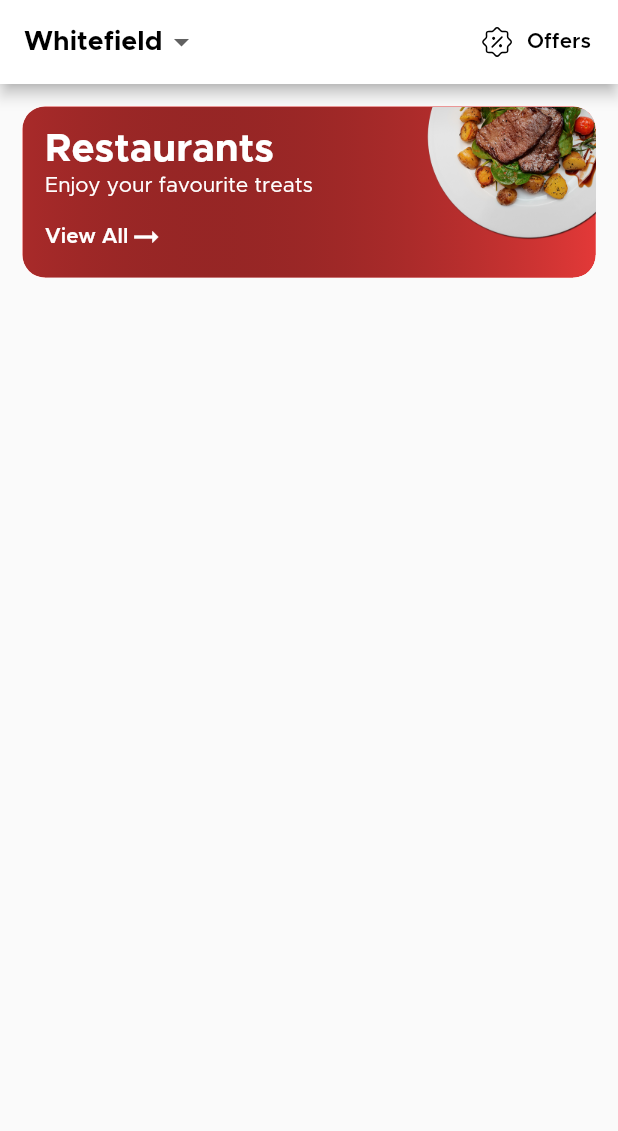
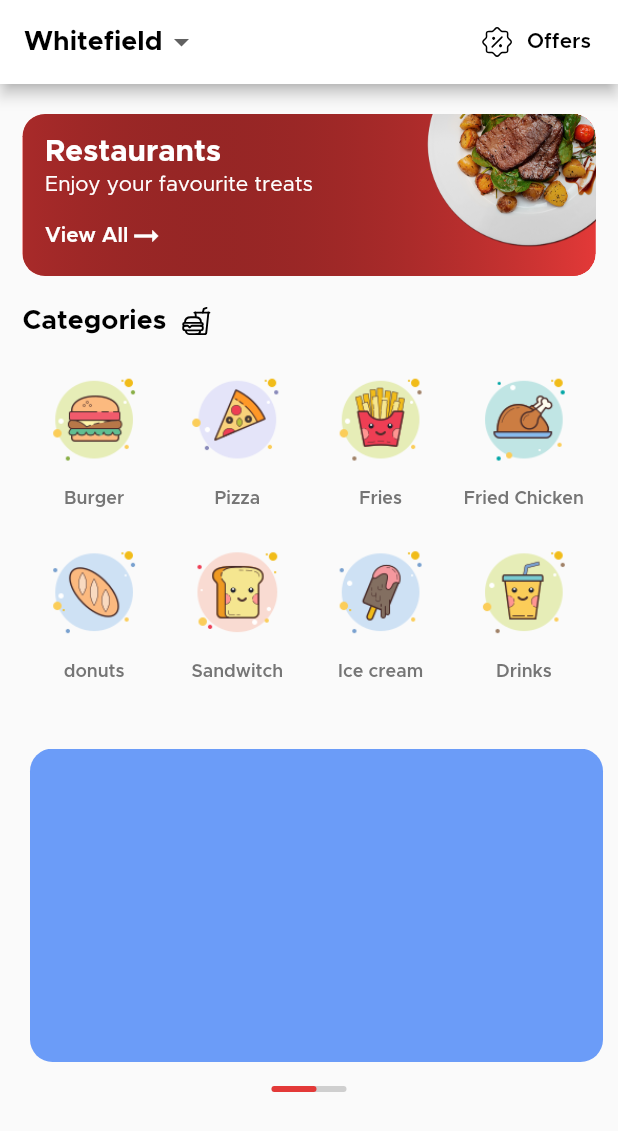
Before and after one commit to amrith-nath/Food-delivery-app, a Flutter app: the screen it shows after launch, on a phone screen of 412 x 824 dp. Shown: the top 1131 px of the screen. Run offline on Flutter 3.47's test engine with Material 2 defaults, Android fonts, the phone set to English and light mode, and no system bars; drawn by our look-alikes of card_swiper; our stand-ins replace carousel_slider, flutter_svg.

Commit message:
models added

```diff
--- a/lib/core/constants/constants.dart
+++ b/lib/core/constants/constants.dart
@@ -1,6 +1,12 @@
 import 'package:flutter/material.dart';
 
+//size
 const kWidth = SizedBox(width: 10);
 const kheight = SizedBox(height: 5);
 const kheight15 = SizedBox(height: 15);
 const kheight20 = SizedBox(height: 20);
+const kheight40 = SizedBox(height: 40);
+
+//padding
+
+const kPaddingH = EdgeInsets.symmetric(horizontal: 15.0);
--- a/lib/core/fonts/fonts.dart
+++ b/lib/core/fonts/fonts.dart
@@ -26,7 +26,7 @@ class KFont {
   static const h2White = TextStyle(
     color: kWhite,
     fontFamily: 'Metropolis',
-    fontWeight: FontWeight.w800,
+    fontWeight: FontWeight.w700,
     fontSize: 20,
   );
 
@@ -70,6 +70,21 @@ class KFont {
     fontWeight: FontWeight.w400,
     fontSize: 14,
   );
+
+  static const regularGrey = TextStyle(
+    color: kGrey,
+    fontFamily: 'Metropolis',
+    fontWeight: FontWeight.w400,
+    fontSize: 14,
+  );
+
+  static final smallGrey = TextStyle(
+    color: Colors.grey.shade600,
+    fontFamily: 'Metropolis',
+    fontWeight: FontWeight.w600,
+    fontSize: 12,
+  );
+
   static const regularWhite = TextStyle(
     color: kWhite,
     fontFamily: 'Metropolis',
--- a/lib/core/icons/icons.dart
+++ b/lib/core/icons/icons.dart
@@ -4,4 +4,8 @@ class KIcon {
   static final offer = SvgPicture.asset('assets/svgs/discount.svg');
 
   static final loaction = SvgPicture.asset('assets/svgs/location.svg');
+
+  static final fastFood = SvgPicture.asset(
+    'assets/svgs/fast-food-outline.svg',
+  );
 }
--- /dev/null
+++ b/lib/models/banner_model.dart
@@ -0,0 +1,39 @@
+// ignore_for_file: public_member_api_docs, sort_constructors_first
+import 'package:flutter/material.dart';
+import 'package:food_test_ui/core/colors/colors.dart';
+
+class BannerModel {
+  String mainTitle;
+  String title;
+  String subtitle;
+  String buttonText;
+  String image;
+  Color color;
+  BannerModel({
+    required this.mainTitle,
+    required this.title,
+    required this.subtitle,
+    required this.buttonText,
+    required this.image,
+    required this.color,
+  });
+
+  static final List<BannerModel> list = [
+    BannerModel(
+      mainTitle: 'GRAB',
+      title: '60% OFF',
+      subtitle: 'Relish on flavoursome cusins & delight from top eateries',
+      buttonText: 'EXPLORE NOW',
+      image: '',
+      color: kBlue,
+    ),
+    BannerModel(
+      mainTitle: 'FREE',
+      title: '20% OFF',
+      subtitle: 'Relish on flavoursome cusins & delight from top eateries',
+      buttonText: 'CLAIM OFFER',
+      image: '',
+      color: kRed,
+    )
+  ];
+}
--- /dev/null
+++ b/lib/models/category_model.dart
@@ -0,0 +1,17 @@
+class Categories {
+  String image;
+  String name;
+
+  Categories({required this.image, required this.name});
+
+  static List<Categories> list = [
+    Categories(image: 'assets/images/burger.png', name: 'Burger'),
+    Categories(image: 'assets/images/pizza.png', name: 'Pizza'),
+    Categories(image: 'assets/images/fries.png', name: 'Fries'),
+    Categories(image: 'assets/images/chicken.png', name: 'Fried Chicken'),
+    Categories(image: 'assets/images/bread.png', name: 'donuts'),
+    Categories(image: 'assets/images/sandwich.png', name: 'Sandwitch'),
+    Categories(image: 'assets/images/ice_cream.png', name: 'Ice cream'),
+    Categories(image: 'assets/images/soda.png', name: 'Drinks'),
+  ];
+}
--- a/lib/screens/home/screen_home.dart
+++ b/lib/screens/home/screen_home.dart
@@ -1,10 +1,13 @@
-import 'package:flutter/foundation.dart';
+import 'package:card_swiper/card_swiper.dart';
+import 'package:carousel_slider/carousel_slider.dart';
 import 'package:flutter/material.dart';
 import 'package:food_test_ui/core/colors/colors.dart';
 import 'package:food_test_ui/core/constants/constants.dart';
 import 'package:food_test_ui/core/fonts/fonts.dart';
 import 'package:food_test_ui/core/icons/icons.dart';
 
+import 'widgets/banner_widget.dart';
+import 'widgets/category_widget.dart';
 import 'widgets/hero_widget.dart';
 
 class ScreenHome extends StatelessWidget {
@@ -12,15 +15,57 @@ class ScreenHome extends StatelessWidget {
   static const items = ['Location'];
   @override
   Widget build(BuildContext context) {
+    var size = MediaQuery.of(context).size;
+
     return Scaffold(
       appBar: AppBar(title: dropDownWidget(), actions: appBarActions()),
-      body: Padding(
-        padding: const EdgeInsets.all(15.0),
-        child: ListView(
-          children: const [
-            HomeHeroWidget(),
-          ],
-        ),
+      body: ListView(
+        physics: BouncingScrollPhysics(),
+        children: [
+          kheight20,
+          const HomeHeroWidget(),
+          kheight20,
+          homeHeadingWidget(
+            title: 'Categories',
+            icon: KIcon.fastFood,
+          ),
+          kheight15,
+          const CategoryWidget(),
+          kheight40,
+          BannerWidget(),
+        ],
+      ),
+    );
+  }
+
+  Padding homeHeadingWidget(
+      {required String title, required Widget icon, String? trailing}) {
+    return Padding(
+      padding: kPaddingH,
+      child: Row(
+        mainAxisAlignment: MainAxisAlignment.spaceBetween,
+        children: [
+          Row(
+            mainAxisSize: MainAxisSize.min,
+            crossAxisAlignment: CrossAxisAlignment.center,
+            children: [
+              Text(
+                title,
+                style: KFont.h3,
+              ),
+              kWidth,
+              SizedBox(
+                height: 20,
+                width: 20,
+                child: Center(child: icon),
+              ),
+            ],
+          ),
+          Text(
+            trailing ?? '',
+            style: KFont.regular,
+          ),
+        ],
       ),
     );
   }
--- /dev/null
+++ b/lib/screens/home/widgets/banner_widget.dart
@@ -0,0 +1,78 @@
+import 'package:card_swiper/card_swiper.dart';
+import 'package:flutter/material.dart';
+import 'package:food_test_ui/models/banner_model.dart';
+
+import '../../../core/colors/colors.dart';
+import '../../../core/constants/constants.dart';
+
+class BannerWidget extends StatelessWidget {
+  const BannerWidget({
+    Key? key,
+  }) : super(key: key);
+
+  @override
+  Widget build(BuildContext context) {
+    var size = MediaQuery.of(context).size;
+    var bannerList = BannerModel.list;
+    return SizedBox(
+      height: size.width / 1.8,
+      child: Swiper(
+        itemBuilder: (context, index) => swipeCard(size, bannerList[index]),
+        itemCount: bannerList.length,
+        autoplay: true,
+        curve: Curves.fastOutSlowIn,
+        pagination: SwiperCustomPagination(
+            builder: (BuildContext context, SwiperPluginConfig config) {
+          return customPagination(config);
+        }),
+      ),
+    );
+  }
+
+  Container swipeCard(Size size, BannerModel banner) {
+    return Container(
+      width: size.width / 1.2,
+      margin: const EdgeInsets.only(left: 20, right: 10, bottom: 20),
+      decoration: BoxDecoration(
+          color: banner.color, borderRadius: BorderRadius.circular(15)),
+    );
+  }
+
+  Builder customPagination(SwiperPluginConfig config) {
+    return Builder(builder: (context) {
+      var count = config.itemCount;
+      var list = List.generate(
+        count,
+        (index) => AnimatedContainer(
+          duration: const Duration(milliseconds: 300),
+          height: 4,
+          width: index == config.activeIndex ? 30 : 10,
+          decoration: BoxDecoration(
+            color: index == config.activeIndex ? kRed : Colors.transparent,
+            borderRadius: BorderRadius.circular(20),
+          ),
+        ),
+      );
+
+      return Stack(
+        children: [
+          Align(
+            alignment: Alignment.bottomCenter,
+            child: Container(
+              width: (config.itemCount * 10) + 30,
+              decoration: BoxDecoration(
+                color: kGrey,
+                borderRadius: BorderRadius.circular(20),
+              ),
+              child: Row(
+                mainAxisAlignment: MainAxisAlignment.spaceBetween,
+                mainAxisSize: MainAxisSize.min,
+                children: list,
+              ),
+            ),
+          ),
+        ],
+      );
+    });
+  }
+}
--- /dev/null
+++ b/lib/screens/home/widgets/category_widget.dart
@@ -0,0 +1,48 @@
+import 'package:flutter/material.dart';
+import 'package:food_test_ui/models/category_model.dart';
+
+import '../../../core/constants/constants.dart';
+import '../../../core/fonts/fonts.dart';
+
+class CategoryWidget extends StatelessWidget {
+  const CategoryWidget({
+    Key? key,
+  }) : super(key: key);
+  static final list = Categories.list;
+  @override
+  Widget build(BuildContext context) {
+    return Padding(
+      padding: kPaddingH,
+      child: GridView.builder(
+          shrinkWrap: true,
+          itemCount: list.length,
+          physics: const NeverScrollableScrollPhysics(),
+          gridDelegate: const SliverGridDelegateWithFixedCrossAxisCount(
+            crossAxisCount: 4,
+            crossAxisSpacing: 0,
+            mainAxisSpacing: 10,
+            childAspectRatio: 1 / 1.1,
+          ),
+          itemBuilder: (context, index) {
+            return gridItemWidget(list[index]);
+          }),
+    );
+  }
+
+  Column gridItemWidget(Categories category) {
+    return Column(
+      mainAxisAlignment: MainAxisAlignment.spaceAround,
+      mainAxisSize: MainAxisSize.min,
+      children: [
+        Image.asset(
+          category.image,
+          width: 70,
+        ),
+        Text(
+          category.name,
+          style: KFont.smallGrey,
+        )
+      ],
+    );
+  }
+}
--- a/lib/screens/home/widgets/hero_widget.dart
+++ b/lib/screens/home/widgets/hero_widget.dart
@@ -22,7 +22,9 @@ class HomeHeroWidget extends StatelessWidget {
 
   @override
   Widget build(BuildContext context) {
-    return Container(
+    return Padding(
+      padding: kPaddingH,
+      child: Container(
         clipBehavior: Clip.hardEdge,
         decoration: decoration,
         child: Container(
@@ -49,6 +51,7 @@ class HomeHeroWidget extends StatelessWidget {
             ],
           ),
         ),
+      ),
     );
   }
 
@@ -58,7 +61,7 @@ class HomeHeroWidget extends StatelessWidget {
       children: const [
         Text(
           'Restaurants',
-          style: KFont.h1White,
+          style: KFont.h2White,
         ),
         kheight,
         Text(
--- a/pubspec.yaml
+++ b/pubspec.yaml
@@ -11,6 +11,8 @@ environment:
   sdk: ">=2.18.4 <3.0.0"
 
 dependencies:
+  card_swiper: ^2.0.4
+  carousel_slider: ^4.2.1
   cupertino_icons: ^1.0.2
   flutter:
     sdk: flutter
```
Also changed, not shown: assets/images/bread.png (added), assets/images/burger.png (added), assets/images/chicken.png (added), assets/images/fries.png (added), assets/images/ice_cream.png (added), assets/images/pizza.png (added), assets/images/sandwich.png (added), assets/images/soda.png (added), assets/svgs/fast-food-outline.svg (added), pubspec.lock. Lines whose indentation alone changed are shown as unchanged.
